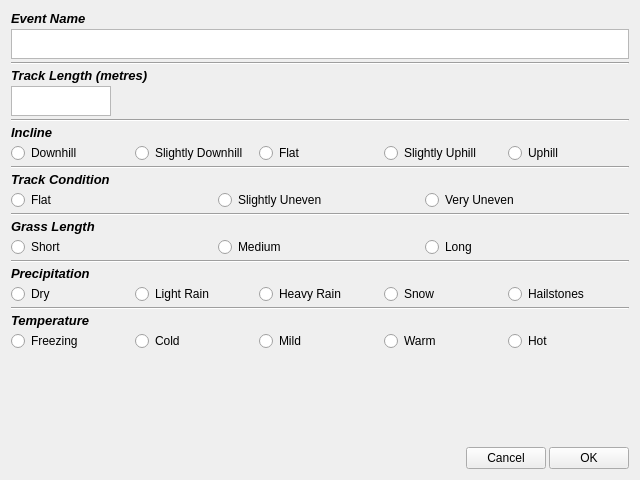
First picture: the form in eventinfo.ui, repository davavanstone/DogTiming, before the edit.
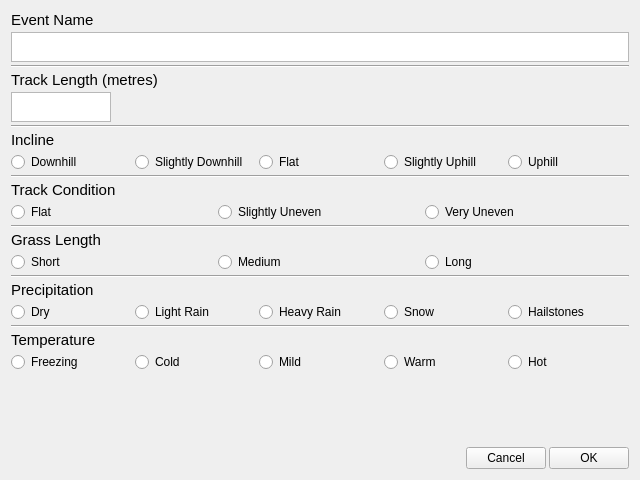
Second picture: the form after the edit.

Commit message: Event info icons made larger Icon pngs added owner dog ui pngs added

```diff
--- a/eventinfo.ui
+++ b/eventinfo.ui
@@ -32,10 +32,11 @@
        </property>
        <property name="font">
         <font>
-         <pointsize>10</pointsize>
-         <weight>75</weight>
-         <italic>true</italic>
-         <bold>true</bold>
+         <pointsize>11</pointsize>
+         <weight>50</weight>
+         <italic>false</italic>
+         <bold>false</bold>
+         <underline>false</underline>
         </font>
        </property>
        <property name="text">
@@ -64,10 +65,11 @@
       <widget class="QLabel" name="label_2">
        <property name="font">
         <font>
-         <pointsize>10</pointsize>
-         <weight>75</weight>
-         <italic>true</italic>
-         <bold>true</bold>
+         <pointsize>11</pointsize>
+         <weight>50</weight>
+         <italic>false</italic>
+         <bold>false</bold>
+         <underline>false</underline>
         </font>
        </property>
        <property name="text">
@@ -96,10 +98,11 @@
       <widget class="QLabel" name="label_3">
        <property name="font">
         <font>
-         <pointsize>10</pointsize>
-         <weight>75</weight>
-         <italic>true</italic>
-         <bold>true</bold>
+         <pointsize>11</pointsize>
+         <weight>50</weight>
+         <italic>false</italic>
+         <bold>false</bold>
+         <underline>false</underline>
         </font>
        </property>
        <property name="text">
@@ -172,10 +175,11 @@
       <widget class="QLabel" name="label_4">
        <property name="font">
         <font>
-         <pointsize>10</pointsize>
-         <weight>75</weight>
-         <italic>true</italic>
-         <bold>true</bold>
+         <pointsize>11</pointsize>
+         <weight>50</weight>
+         <italic>false</italic>
+         <bold>false</bold>
+         <underline>false</underline>
         </font>
        </property>
        <property name="text">
@@ -228,10 +232,11 @@
       <widget class="QLabel" name="label_5">
        <property name="font">
         <font>
-         <pointsize>10</pointsize>
-         <weight>75</weight>
-         <italic>true</italic>
-         <bold>true</bold>
+         <pointsize>11</pointsize>
+         <weight>50</weight>
+         <italic>false</italic>
+         <bold>false</bold>
+         <underline>false</underline>
         </font>
        </property>
        <property name="text">
@@ -284,10 +289,11 @@
       <widget class="QLabel" name="label_6">
        <property name="font">
         <font>
-         <pointsize>10</pointsize>
-         <weight>75</weight>
-         <italic>true</italic>
-         <bold>true</bold>
+         <pointsize>11</pointsize>
+         <weight>50</weight>
+         <italic>false</italic>
+         <bold>false</bold>
+         <underline>false</underline>
         </font>
        </property>
        <property name="text">
@@ -360,10 +366,11 @@
       <widget class="QLabel" name="label_7">
        <property name="font">
         <font>
-         <pointsize>10</pointsize>
-         <weight>75</weight>
-         <italic>true</italic>
-         <bold>true</bold>
+         <pointsize>11</pointsize>
+         <weight>50</weight>
+         <italic>false</italic>
+         <bold>false</bold>
+         <underline>false</underline>
         </font>
        </property>
        <property name="text">
```
Left out of the diff: 5 changed lines with no effect on the pictures. The commit also changes 3 other files.
